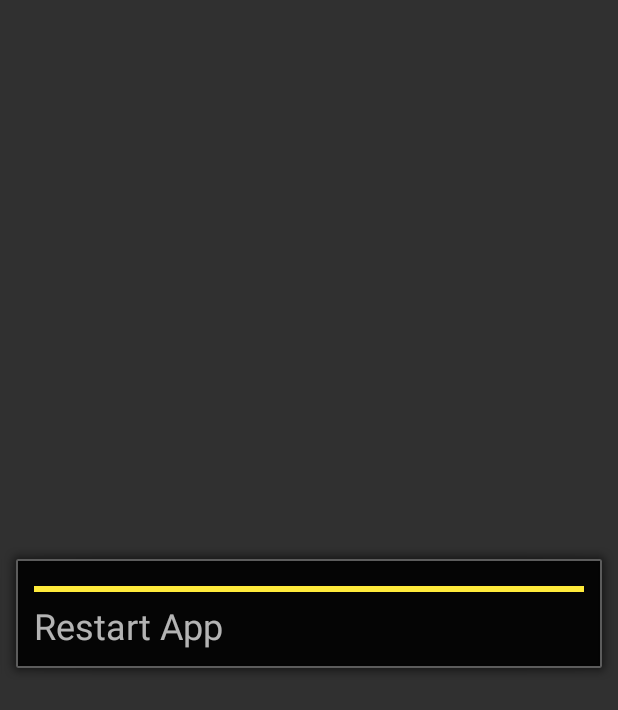
After one commit to canwdev/Noise, an Android app: the RestartActivity screen opened directly, with no data from a screen before it, on a phone screen of 412 x 824 dp. The commit adds this screen. Shown: the top 710 px of the screen. Run offline under Robolectric (Android 15) with nearby library versions, the phone set to English and light mode, and no system bars.

Commit message:
updates: - New detail view activity - Time chooser activity auto keyboard - Add restart activity

```diff
--- a/app/src/main/java/com/canwdev/noise/AboutActivity.java
+++ b/app/src/main/java/com/canwdev/noise/AboutActivity.java
@@ -50,8 +50,7 @@ public class AboutActivity extends AppCompatActivity {
     }
 
     public void card_goTest(View view) {
-        finish();
-        System.exit(0);
+
     }
 
     @Override
--- a/app/src/main/java/com/canwdev/noise/MainActivity.java
+++ b/app/src/main/java/com/canwdev/noise/MainActivity.java
@@ -191,6 +191,9 @@ public class MainActivity extends AppCompatActivity implements NavigationView.On
                     .setTitle(getResources().getString(android.R.string.dialog_alert_title))
                     .setOnDismissListener(dialog1 -> swipeRefresh.setRefreshing(false))
                     .setMessage(getResources().getString(R.string.reset_soundpool) + "?")
+                    .setNeutralButton(getString(R.string.restart_app), (dialogInterface, i) -> {
+                        startActivity(new Intent(this, RestartActivity.class));
+                    })
                     .setNegativeButton(android.R.string.cancel, (dialogInterface, i) -> swipeRefresh.setRefreshing(false))
                     .setPositiveButton(android.R.string.ok, (dialogInterface, i) -> resetSoundPool());
             dialog.show();
--- /dev/null
+++ b/app/src/main/java/com/canwdev/noise/RestartActivity.java
@@ -0,0 +1,51 @@
+package com.canwdev.noise;
+
+import android.content.Intent;
+import android.os.Bundle;
+import android.support.design.widget.Snackbar;
+import android.support.v4.view.GravityCompat;
+import android.support.v7.app.AppCompatActivity;
+import android.widget.ProgressBar;
+
+import com.canwdev.noise.R;
+import com.canwdev.noise.noise.Noise;
+import com.canwdev.noise.service.BackgroundService;
+
+public class RestartActivity extends AppCompatActivity {
+
+    @Override
+    protected void onCreate(Bundle savedInstanceState) {
+        super.onCreate(savedInstanceState);
+        setContentView(R.layout.activity_restart);
+
+        // 停止BackgroundService服务
+        Intent intent = new Intent(this, BackgroundService.class);
+        stopService(intent);
+
+        ProgressBar progressBar = (ProgressBar) findViewById(R.id.progressBar);
+        new Thread(() -> {
+            int progress = 0;
+            int adds = 15;
+            while (progress <= 100) {
+                progress += adds;
+                if (adds > 1) {
+                    --adds;
+                }
+                progressBar.setProgress(progress);
+                try {
+                    Thread.sleep(100);
+                } catch (InterruptedException e) {
+                    e.printStackTrace();
+                }
+            }
+            if (progress >= 100) {
+                System.exit(0);
+            }
+        }).start();
+    }
+
+    @Override
+    public void onBackPressed() {
+        // super.onBackPressed();
+    }
+}
--- a/app/src/main/java/com/canwdev/noise/noise/NoiseAdapter.java
+++ b/app/src/main/java/com/canwdev/noise/noise/NoiseAdapter.java
@@ -68,8 +68,9 @@ public class NoiseAdapter extends RecyclerView.Adapter<NoiseAdapter.ViewHolder>
                 intent.putExtra("noise", noise);
 
                 if (Build.VERSION.SDK_INT >= Build.VERSION_CODES.LOLLIPOP) {
-                    mContext.startActivity(intent, ActivityOptions.makeSceneTransitionAnimation
-                            ((Activity) mContext, holder.imageView_cover, "shareView").toBundle());
+                    mContext.startActivity(intent);
+//                    mContext.startActivity(intent, ActivityOptions.makeSceneTransitionAnimation
+//                            ((Activity) mContext, holder.imageView_cover, "shareView").toBundle());
                 } else {
                     mContext.startActivity(intent);
                 }
--- /dev/null
+++ b/app/src/main/res/layout/activity_restart.xml
@@ -0,0 +1,47 @@
+<?xml version="1.0" encoding="utf-8"?>
+<LinearLayout xmlns:android="http://schemas.android.com/apk/res/android"
+    xmlns:app="http://schemas.android.com/apk/res-auto"
+    xmlns:tools="http://schemas.android.com/tools"
+    android:layout_width="match_parent"
+    android:layout_height="match_parent"
+    android:gravity="center"
+    android:orientation="vertical">
+
+    <LinearLayout
+        android:layout_width="match_parent"
+        android:layout_height="wrap_content"
+        android:background="@android:drawable/alert_dark_frame"
+        android:orientation="vertical">
+
+        <ProgressBar
+            android:id="@+id/progressBar"
+            style="?android:attr/progressBarStyleHorizontal"
+            android:layout_width="match_parent"
+            android:layout_height="wrap_content"
+            android:layout_marginLeft="@dimen/def_margin"
+            android:layout_marginRight="@dimen/def_margin"
+            android:layout_marginTop="@dimen/def_margin"
+            android:max="100"
+            android:progress="0"
+            app:layout_constraintBottom_toTopOf="@+id/textView"
+            app:layout_constraintEnd_toEndOf="parent"
+            app:layout_constraintStart_toStartOf="parent"
+            app:layout_constraintTop_toTopOf="parent"
+            app:layout_constraintVertical_chainStyle="packed" />
+
+        <TextView
+            android:id="@+id/textView"
+            android:layout_width="match_parent"
+            android:layout_height="wrap_content"
+            android:layout_marginBottom="@dimen/def_margin"
+            android:layout_marginLeft="@dimen/def_margin"
+            android:layout_marginRight="@dimen/def_margin"
+            android:text="@string/restart_app"
+            android:textSize="24sp"
+            app:layout_constraintBottom_toBottomOf="parent"
+            app:layout_constraintEnd_toEndOf="parent"
+            app:layout_constraintStart_toStartOf="parent"
+            app:layout_constraintTop_toBottomOf="@+id/progressBar" />
+    </LinearLayout>
+
+</LinearLayout>
--- a/app/src/main/res/values-v21/styles.xml
+++ b/app/src/main/res/values-v21/styles.xml
@@ -4,8 +4,8 @@
     <style name="AppTheme.NoActionBar">
         <item name="windowActionBar">false</item>
         <item name="windowNoTitle">true</item>
-        <item name="android:windowDrawsSystemBarBackgrounds">true</item>
         <item name="android:statusBarColor">@android:color/transparent</item>
+        <item name="android:windowTranslucentStatus">true</item>
     </style>
 
     <style name="AppTheme.NoActionBar_StatusBar">
@@ -13,4 +13,9 @@
         <item name="windowNoTitle">true</item>
         <item name="android:windowDrawsSystemBarBackgrounds">true</item>
     </style>
+
+    <style name="FruitActivityTheme" parent="AppTheme">
+        <item name="android:statusBarColor">@android:color/transparent</item>
+        <item name="android:windowTranslucentStatus">true</item>
+    </style>
 </resources>
--- a/app/src/main/res/values/strings.xml
+++ b/app/src/main/res/values/strings.xml
@@ -41,4 +41,5 @@
     <string name="settings_detail_view_summary">点击条目显示详细信息 (JellyBean+)</string>
     <string name="settings_detail_view">详细信息</string>
     <string name="activity_detail_view">详细信息</string>
+    <string name="restart_app">Restart App</string>
 </resources>
```
Also changed, not shown: app/src/main/AndroidManifest.xml (+5 -6 lines), app/src/main/java/com/canwdev/noise/SetTimeActivity.java (+19 -1 lines), app/src/main/java/com/canwdev/noise/noise/DetailViewActivity.java (+36 -32 lines), app/src/main/res/layout-xhdpi/activity_detail_view.xml (added, +65 -0 lines), app/src/main/res/layout/activity_detail_view.xml (deleted, +0 -81 lines), app/src/main/res/layout/activity_set_time.xml (+9 -4 lines).
